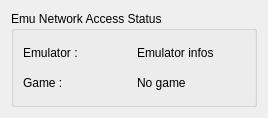
Old version of the form nwaccessstatut.ui in the repository Skarsnik/Savestate2snes.
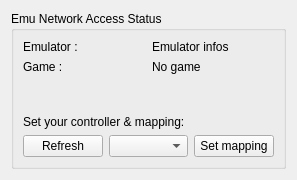
New version of the form.

Diff of the .ui file:
```diff
--- a/nwaccessstatut.ui
+++ b/nwaccessstatut.ui
@@ -6,8 +6,8 @@
    <rect>
     <x>0</x>
     <y>0</y>
-    <width>268</width>
-    <height>118</height>
+    <width>297</width>
+    <height>180</height>
    </rect>
   </property>
   <property name="windowTitle">
@@ -56,6 +56,47 @@
         </item>
        </layout>
       </item>
+      <item>
+       <spacer name="verticalSpacer">
+        <property name="orientation">
+         <enum>Qt::Vertical</enum>
+        </property>
+        <property name="sizeHint" stdset="0">
+         <size>
+          <width>20</width>
+          <height>40</height>
+         </size>
+        </property>
+       </spacer>
+      </item>
+      <item>
+       <widget class="QLabel" name="label_2">
+        <property name="text">
+         <string>Set your controller &amp; mapping:</string>
+        </property>
+       </widget>
+      </item>
+      <item>
+       <layout class="QHBoxLayout" name="horizontalLayout_4">
+        <item>
+         <widget class="QPushButton" name="refreshPushButton">
+          <property name="text">
+           <string>Refresh</string>
+          </property>
+         </widget>
+        </item>
+        <item>
+         <widget class="QComboBox" name="controllerComboBox"/>
+        </item>
+        <item>
+         <widget class="QPushButton" name="mappingButton">
+          <property name="text">
+           <string>Set mapping</string>
+          </property>
+         </widget>
+        </item>
+       </layout>
+      </item>
      </layout>
     </widget>
    </item>
```
